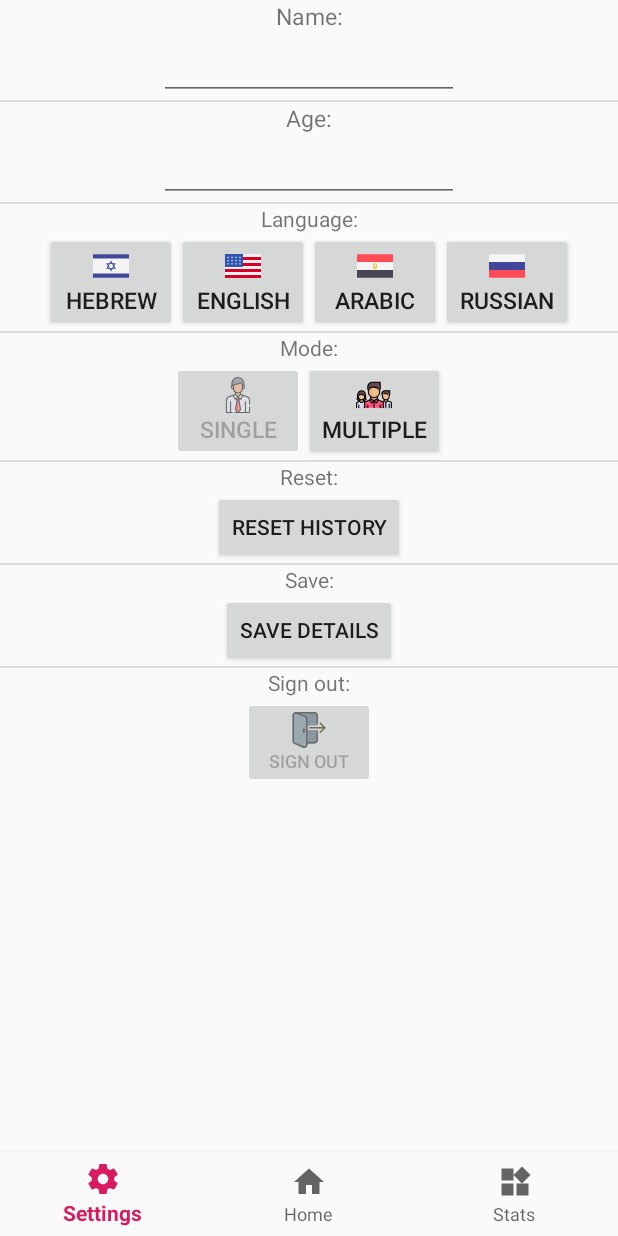
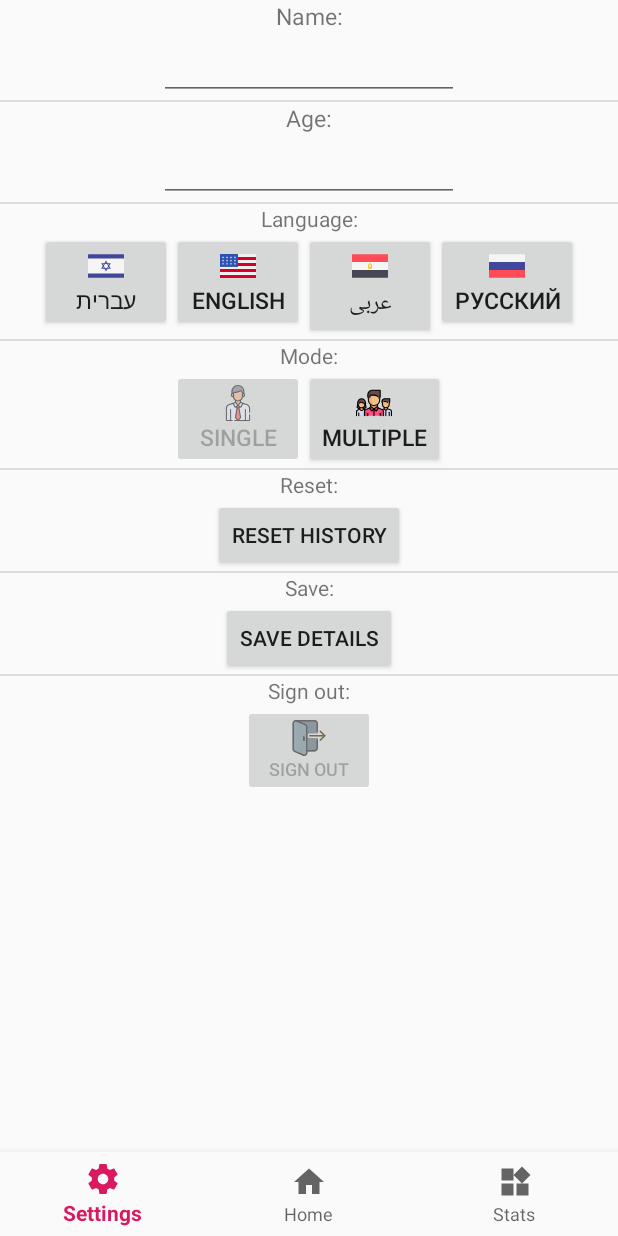
Before and after one commit to gfudim/math-is-fun, an Android app: the screen it shows after launch once a user with an empty profile is signed in (MainActivity), after a tap on "ENGLISH", on a phone screen of 412 x 824 dp. Run offline under Robolectric (Android 15) with nearby library versions, the phone set to English and light mode, and no system bars; our stand-ins replace Firebase (no records; nobody signed in at launch, a user with empty details on screens opened directly); libraries missing offline, so code that uses them is left out: com.firebase.ui, io.paperdb; 5 statements that could not run were skipped.

Commit message:
- label for languages - APK file

```diff
--- a/app/src/main/res/layout/fragment_settings.xml
+++ b/app/src/main/res/layout/fragment_settings.xml
@@ -63,7 +63,7 @@
                 android:layout_width="wrap_content"
                 android:layout_height="wrap_content"
                 android:drawableTop="@drawable/ic_israel"
-                android:text="Hebrew"
+                android:text="עברית"
                 android:textSize="15dp" />
 
             <Button
@@ -79,7 +79,7 @@
                 android:layout_width="wrap_content"
                 android:layout_height="wrap_content"
                 android:drawableTop="@drawable/ic_egypt"
-                android:text="Arabic"
+                android:text="عربى"
                 android:textSize="15dp" />
 
             <Button
@@ -87,7 +87,7 @@
                 android:layout_width="wrap_content"
                 android:layout_height="wrap_content"
                 android:drawableTop="@drawable/ic_russia"
-                android:text="Russian"
+                android:text="русский"
                 android:textSize="15dp" />
         </LinearLayout>
 
```
Also changed, not shown: 2 other files.
